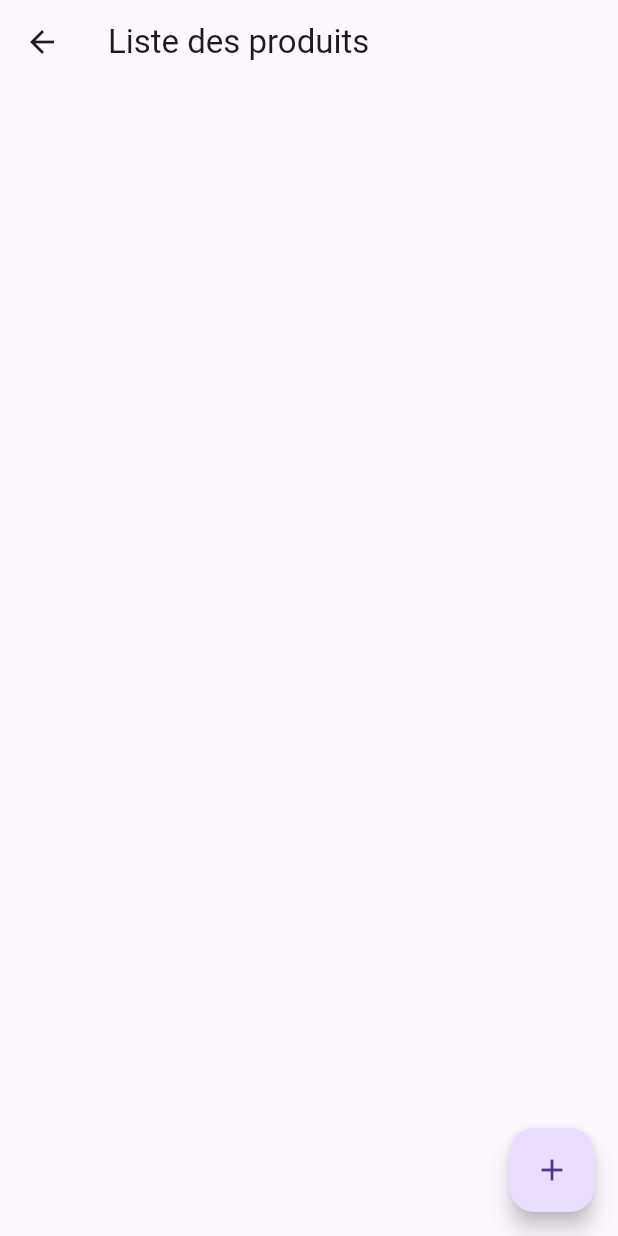
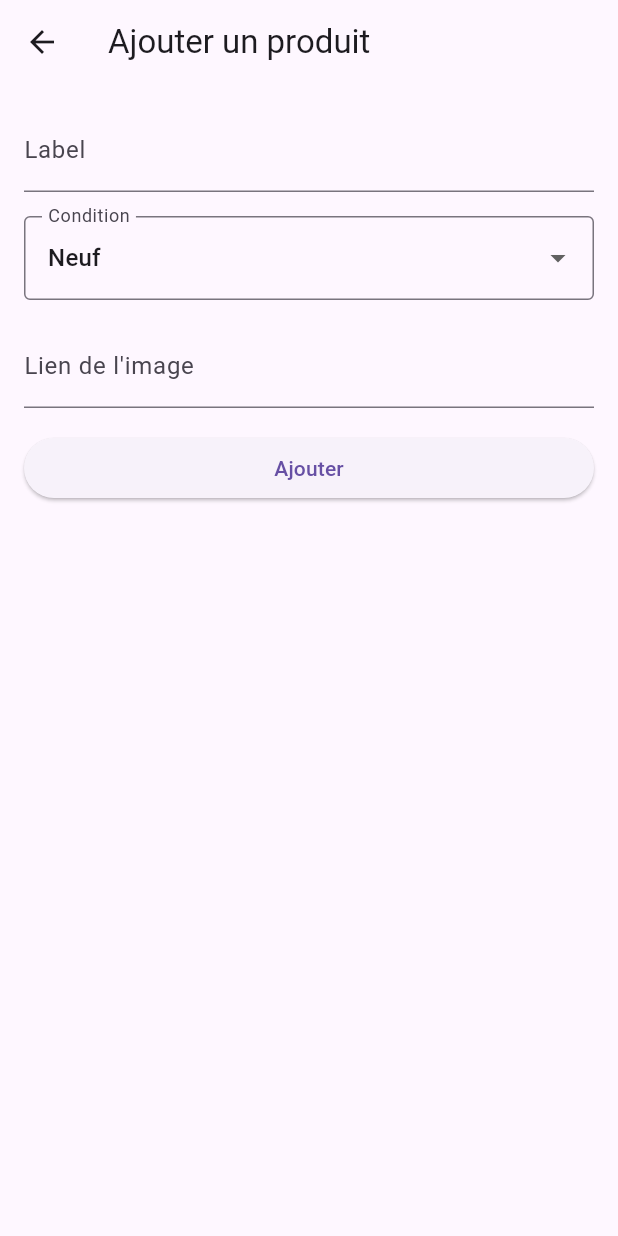
Before and after one commit to Baptched/SAE-Mobile, a Flutter app: the WidgetProduits screen opened directly, after a tap on the "add" icon, on a phone screen of 412 x 824 dp. Run offline on Flutter 3.47's test engine with Material 3 defaults, Android fonts, the phone set to English and light mode, and no system bars; our stand-ins replace shared_preferences, sqflite, supabase; accounts and stored records are empty.

Commit message:
feat(): correction bugs et debut page ajout produit

```diff
--- /dev/null
+++ b/sae/lib/UI/ajout_produit.dart
@@ -0,0 +1,114 @@
+import 'package:flutter/material.dart';
+import 'package:sae/database/sqflite/database.dart';
+import 'package:sae/models/produit.dart';
+import 'package:sqflite/sqflite.dart';
+
+class PageAjoutProduit extends StatefulWidget {
+  @override
+  _PageAjoutProduitState createState() => _PageAjoutProduitState();
+}
+
+class _PageAjoutProduitState extends State<PageAjoutProduit> {
+  late String _label;
+  late String _condition = 'Neuf';
+  late bool _disponible = true; // Par défaut, le produit est disponible
+  late String _lienImageProduit;
+
+  final _formKey = GlobalKey<FormState>();
+
+  @override
+  Widget build(BuildContext context) {
+    return Scaffold(
+      appBar: AppBar(
+        title: Text('Ajouter un produit'),
+      ),
+      body: Padding(
+        padding: EdgeInsets.all(16.0),
+        child: Form(
+          key: _formKey,
+          child: Column(
+            crossAxisAlignment: CrossAxisAlignment.stretch,
+            children: [
+              TextFormField(
+                decoration: InputDecoration(labelText: 'Label'),
+                validator: (value) {
+                  if (value == null || value.isEmpty) {
+                    return 'Veuillez entrer un label';
+                  }
+                  return null;
+                },
+                onSaved: (value) {
+                  _label = value!;
+                },
+              ),
+              SizedBox(height: 16.0),
+              DropdownButtonFormField<String>(
+                value: _condition,
+                onChanged: (newValue) {
+                  setState(() {
+                    _condition = newValue!;
+                  });
+                },
+                items: ['Neuf', 'Bon état', 'État moyen', 'Abîmé']
+                    .map<DropdownMenuItem<String>>((String value) {
+                  return DropdownMenuItem<String>(
+                    value: value,
+                    child: Text(value),
+                  );
+                }).toList(),
+                decoration: InputDecoration(
+                  labelText: 'Condition',
+                  border: OutlineInputBorder(),
+                ),
+                validator: (value) {
+                  if (value == null || value.isEmpty) {
+                    return 'Veuillez choisir une condition';
+                  }
+                  return null;
+                },
+              ),
+              SizedBox(height: 16.0),
+              TextFormField(
+                decoration: InputDecoration(labelText: 'Lien de l\'image'),
+                validator: (value) {
+                  if (value == null || value.isEmpty) {
+                    return 'Veuillez entrer un lien d\'image';
+                  }
+                  return null;
+                },
+                onSaved: (value) {
+                  _lienImageProduit = value!;
+                },
+              ),
+              SizedBox(height: 16.0),
+              ElevatedButton(
+                onPressed: () {
+                  if (_formKey.currentState!.validate()) {
+                    _formKey.currentState!.save();
+                    // Créer et sauvegarder le produit dans la base de données
+                    _ajouterProduit();
+                  }
+                },
+                child: Text('Ajouter'),
+              ),
+            ],
+          ),
+        ),
+      ),
+    );
+  }
+
+  Future<void> _ajouterProduit() async {
+    int dispo = _disponible ? 1 : 0;
+    Produit produit = Produit(
+      label: _label,
+      condition: _condition,
+      disponible: dispo,
+      lienImageProduit: _lienImageProduit,
+    );
+
+    // Insérer le produit dans la base de données
+    //TODO
+    Navigator.pop(context); // Revenir à la page précédente après l'ajout du produit
+  }
+}
--- a/sae/lib/UI/produits.dart
+++ b/sae/lib/UI/produits.dart
@@ -1,18 +1,17 @@
 import 'package:flutter/material.dart';
+import 'package:sae/UI/ajout_produit.dart';
 import 'package:sae/database/sqflite/database.dart';
 import 'package:sae/models/produit.dart';
 import 'package:sqflite/sqflite.dart';
 
 class WidgetProduits extends StatefulWidget {
 
-   // late final List<Produit> produits;
-
   @override
   _WidgetProduitsState createState() => _WidgetProduitsState();
 }
 
 class _WidgetProduitsState extends State<WidgetProduits> {
-  late List<Produit> _produits;
+  List<Produit>? _produits;
 
   Future<void> _chargerProduits() async {
     final produits = await _getProduits();
@@ -49,21 +48,30 @@ class _WidgetProduitsState extends State<WidgetProduits> {
 
   @override
   Widget build(BuildContext context) {
+
+    if (_produits == null) {
+      return const Center(child: CircularProgressIndicator());
+    }
+    else {
       return Scaffold(
         appBar: AppBar(
           title: Text('Liste des produits'),
         ),
-      body: _produits != null
-          ? ListView.builder(
-        itemCount: _produits.length,
+        body: _produits!.isEmpty
+            ? const Center(
+          child: Text('Vous n\'avez actuellement pas d\'objets enregistrés'),
+        )
+            : ListView.builder(
+          itemCount: _produits!.length,
           itemBuilder: (context, index) {
-          final produit = _produits[index];
+            final produit = _produits![index];
             return ListTile(
               title: Text(produit.label),
               subtitle: Text(produit.condition),
               // Add more information to display if needed
               leading: CircleAvatar(
-              backgroundImage: AssetImage(produit.lienImageProduit),
+                backgroundImage:
+                AssetImage(produit.lienImageProduit),
               ),
               // Handle tapping on product if needed
               onTap: () {
@@ -71,15 +79,15 @@ class _WidgetProduitsState extends State<WidgetProduits> {
               },
             );
           },
-      )
-          : Center(child: CircularProgressIndicator()),
+        ),
         floatingActionButton: FloatingActionButton(
           onPressed: () {
-          // Navigate to add product page
-          // Add your navigation logic here when adding a new product
+            Navigator.push(context,
+                MaterialPageRoute(builder: (context) => PageAjoutProduit()));
           },
           child: Icon(Icons.add),
         ),
       );
     }
   }
+}
--- a/sae/lib/UI/profil.dart
+++ b/sae/lib/UI/profil.dart
@@ -1,3 +1,5 @@
+import 'dart:typed_data';
+
 import 'package:flutter/material.dart';
 import 'package:sae/UI/produits.dart';
 import 'package:sae/models/utilisateur.dart';
@@ -17,7 +19,6 @@ class ProfilPage extends StatelessWidget {
       final utilisateur = await UtilisateurDB.getUtilisateurByPseudo(_pseudo);
       if (utilisateur != null) {
         _utilisateur = utilisateur;
-        _lienImageProfil = utilisateur.imageProfil;
       }
     } catch (e) {
       print('Erreur lors de la récupération des informations utilisateur: $e');
@@ -25,14 +26,12 @@ class ProfilPage extends StatelessWidget {
   }
 
   late String _pseudo = '';
-  late String _lienImageProfil = 'default_user_image.png';
   late Utilisateur _utilisateur = Utilisateur(
     id: 0,
     nom: '',
     prenom: '',
     pseudo: '',
     motDePasse: '',
-    imageProfil: 'default_user_image.png',
   );
 
   ProfilPage() {
@@ -73,7 +72,9 @@ class ProfilPage extends StatelessWidget {
                       shape: BoxShape.circle,
                       color: Colors.grey, // Couleur de fond par défaut
                       image: DecorationImage(
-                        image: AssetImage('assets/user_img/default_user_image.png'),
+                        image: _utilisateur.imageProfilBytes != null
+                            ? MemoryImage(Uint8List.fromList(_utilisateur.imageProfilBytes!))
+                          : AssetImage('assets/user_img/default_user_image.png') as ImageProvider,
                         // Remplacez par le chemin de l'image de profil de l'utilisateur
                         fit: BoxFit.cover,
                       ),
--- a/sae/lib/database/sqflite/db_models/ProduitDB.dart
+++ b/sae/lib/database/sqflite/db_models/ProduitDB.dart
@@ -1,5 +1,5 @@
 import 'package:sae/database/sqflite/database.dart';
-import 'package:sae/models/Produit.dart';
+import 'package:sae/models/produit.dart';
 import 'package:sqflite/sqflite.dart';
 
 class ProduitDB {
--- a/sae/lib/database/supabase/utilisateurDB.dart
+++ b/sae/lib/database/supabase/utilisateurDB.dart
@@ -5,6 +5,7 @@ class UtilisateurDB {
 
 
   static Future<void> insererUtilisateur(Utilisateur utilisateur) async {
+
     await MyApp.client
         .from('utilisateur')
         .insert([
@@ -13,7 +14,7 @@ class UtilisateurDB {
         'prenomu': utilisateur.prenom,
         'pseudo': utilisateur.pseudo,
         'motdepasse': utilisateur.motDePasse,
-        'imageprofil': utilisateur.imageProfil,
+        'imageprofil': utilisateur.imageProfilBytes,
       }
     ]);
   }
@@ -81,7 +82,7 @@ class UtilisateurDB {
       'nomu': utilisateur.nom,
       'prenomu': utilisateur.prenom,
       'motdepasse': utilisateur.motDePasse,
-      'imageprofil': utilisateur.imageProfil,
+      'imageprofil': utilisateur.imageProfilBytes,
     })
         .eq('id', utilisateur.id);
   }
--- a/sae/lib/models/produit.dart
+++ b/sae/lib/models/produit.dart
@@ -1,8 +1,8 @@
 class Produit {
-  final int? id;
-  final String label;
-  final String condition;
-  final int disponible;
+  int? id;
+  String label;
+  String condition;
+  int disponible;
   String lienImageProduit;
 
   Produit({
--- a/sae/lib/models/utilisateur.dart
+++ b/sae/lib/models/utilisateur.dart
@@ -1,23 +1,41 @@
-class Utilisateur{
+import 'package:flutter/cupertino.dart';
+import 'package:flutter/services.dart';
 
+class Utilisateur {
   final int id;
   final String prenom;
   final String nom;
   final String pseudo;
   final String motDePasse;
-  String imageProfil;
+  final List<int>? imageProfilBytes;
 
-  Utilisateur({required this.id, required this.prenom, required this.nom, required this.pseudo, required this.motDePasse,this.imageProfil = 'default_user_image.png'});
-
+  Utilisateur({
+    required this.id,
+    required this.prenom,
+    required this.nom,
+    required this.pseudo,
+    required this.motDePasse,
+    this.imageProfilBytes,
+  });
 
   static fromJson(Map<String, dynamic> json) {
+    if (json['imageprofil'] == null) {
+      return Utilisateur(
+        id: json['idu'],
+        prenom: json['prenomu'],
+        nom: json['nomu'],
+        pseudo: json['pseudo'],
+        motDePasse: json['motdepasse'],
+      );
+    }
+    List<int> bytes = List<int>.from(json['imageprofil']);
     return Utilisateur(
       id: json['idu'],
       prenom: json['prenomu'],
       nom: json['nomu'],
       pseudo: json['pseudo'],
       motDePasse: json['motdepasse'],
-      imageProfil: json['imageprofil'],
+      imageProfilBytes: bytes,
     );
   }
 }
```
Also changed, not shown: sae/lib/UI/inscription.dart (+5 -2 lines), sae/assets/product_img/default_produit_image.png (added). Lines whose indentation alone changed are shown as unchanged.
